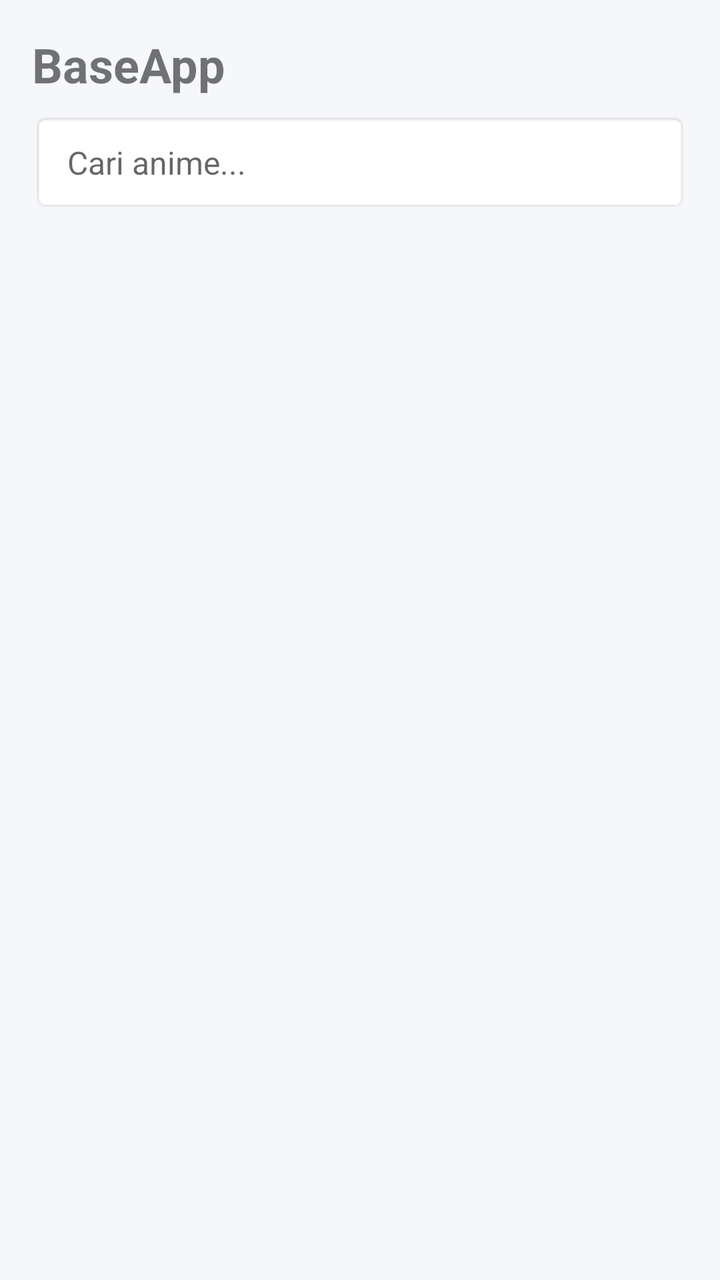
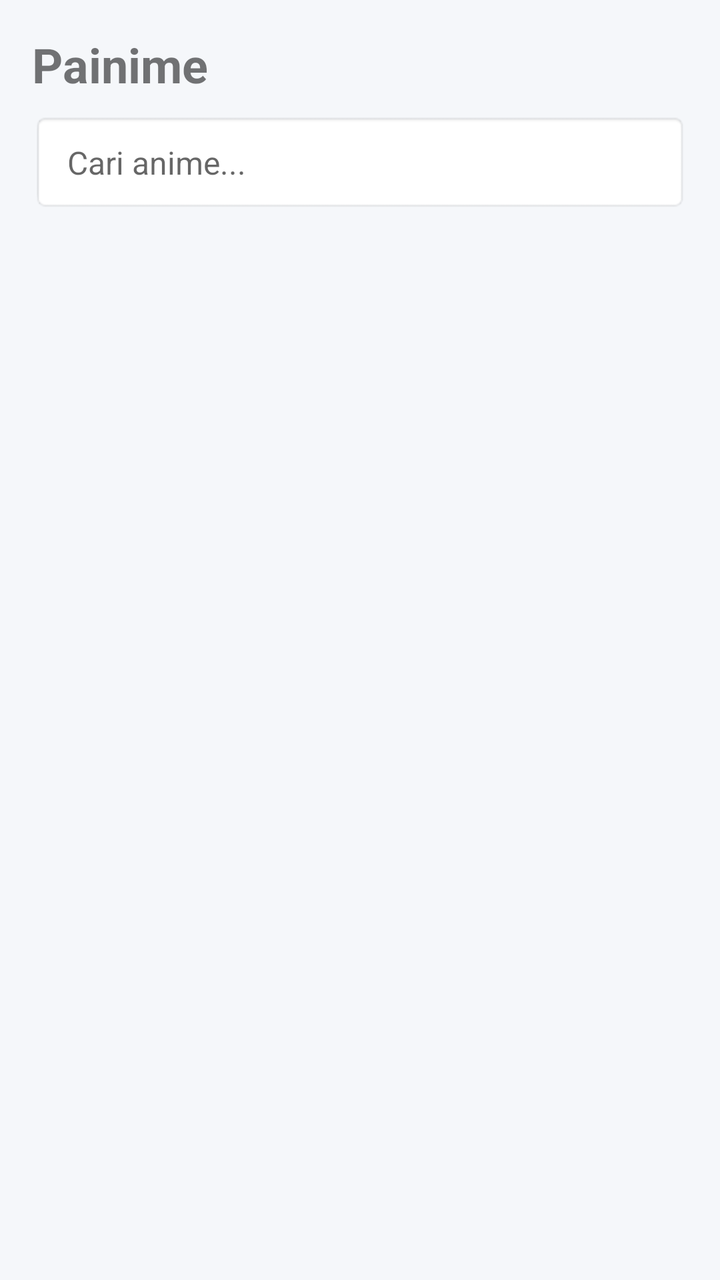

Before-and-after screenshots of an Android layout around one commit, followed by the original layout XML and the change that was made.
<!-- AndroidManifest.xml: application theme Theme.BaseApp -->
<!-- res/layout/activity_main.xml -->
<?xml version="1.0" encoding="utf-8"?>
<androidx.constraintlayout.widget.ConstraintLayout 
    xmlns:android="http://schemas.android.com/apk/res/android"
    xmlns:app="http://schemas.android.com/apk/res-auto"
    xmlns:tools="http://schemas.android.com/tools"
    android:layout_width="match_parent"
    android:layout_height="match_parent"
    android:background="#F5F7FA"
    tools:context=".MainActivity">

    <TextView
        android:id="@+id/tvHeader"
        android:layout_width="wrap_content"
        android:layout_height="wrap_content"
        android:layout_margin="16dp"
        android:text="BaseApp"
        android:textSize="24sp"
        android:textStyle="bold"
        app:layout_constraintTop_toTopOf="parent"
        app:layout_constraintStart_toStartOf="parent"/>

    <LinearLayout
        android:id="@+id/searchContainer"
        android:layout_width="match_parent"
        android:layout_height="wrap_content"
        android:orientation="horizontal"
        android:layout_marginStart="16dp"
        android:layout_marginEnd="16dp"
        android:layout_marginTop="8dp"
        android:background="@android:drawable/editbox_background"
        android:gravity="center_vertical"
        app:layout_constraintTop_toBottomOf="@id/tvHeader">
        
        <EditText
            android:id="@+id/etSearch"
            android:layout_width="0dp"
            android:layout_height="wrap_content"
            android:layout_weight="1"
            android:background="@null"
            android:hint="Cari anime..."
            android:inputType="text"
            android:maxLines="1"
            android:padding="8dp"
            android:textSize="16sp" />
            
        <ImageButton
            android:id="@+id/btnClearSearch"
            android:layout_width="wrap_content"
            android:layout_height="wrap_content"
            android:background="?android:attr/selectableItemBackground"
            android:src="@android:drawable/ic_menu_close_clear_cancel"
            android:padding="8dp"
            android:visibility="gone" />
    </LinearLayout>

    <androidx.recyclerview.widget.RecyclerView
        android:id="@+id/recyclerView"
        android:layout_width="0dp"
        android:layout_height="0dp"
        android:layout_marginTop="16dp"
        android:clipToPadding="false"
        android:paddingBottom="16dp"
        app:layout_constraintTop_toBottomOf="@id/searchContainer"
        app:layout_constraintBottom_toBottomOf="parent"
        app:layout_constraintStart_toStartOf="parent"
        app:layout_constraintEnd_toEndOf="parent" />

    <ProgressBar
        android:id="@+id/progressBar"
        android:layout_width="wrap_content"
        android:layout_height="wrap_content"
        app:layout_constraintTop_toTopOf="parent"
        app:layout_constraintBottom_toBottomOf="parent"
        app:layout_constraintStart_toStartOf="parent"
        app:layout_constraintEnd_toEndOf="parent" />

    <TextView
        android:id="@+id/tvError"
        android:layout_width="wrap_content"
        android:layout_height="wrap_content"
        android:textColor="#D32F2F"
        android:visibility="gone"
        app:layout_constraintTop_toTopOf="parent"
        app:layout_constraintBottom_toBottomOf="parent"
        app:layout_constraintStart_toStartOf="parent"
        app:layout_constraintEnd_toEndOf="parent" />

</androidx.constraintlayout.widget.ConstraintLayout>
<!-- resources referenced by this layout -->
<resources>
  <style name="Theme.BaseApp" parent="Theme.MaterialComponents.DayNight.DarkActionBar">
          <item name="colorPrimary">@color/purple_500</item>
          <item name="colorPrimaryVariant">@color/purple_700</item>
          <item name="colorOnPrimary">@color/white</item>
      </style>
  <color name="purple_500">#FF6200EE</color>
  <color name="purple_700">#FF3700B3</color>
  <color name="white">#FFFFFFFF</color>
</resources>

<!-- the commit's change to res/layout/activity_main.xml (unified diff, before → after) -->
@@ -13,7 +13,7 @@
         android:layout_width="wrap_content"
         android:layout_height="wrap_content"
         android:layout_margin="16dp"
-        android:text="BaseApp"
+        android:text="Painime"
         android:textSize="24sp"
         android:textStyle="bold"
         app:layout_constraintTop_toTopOf="parent"
